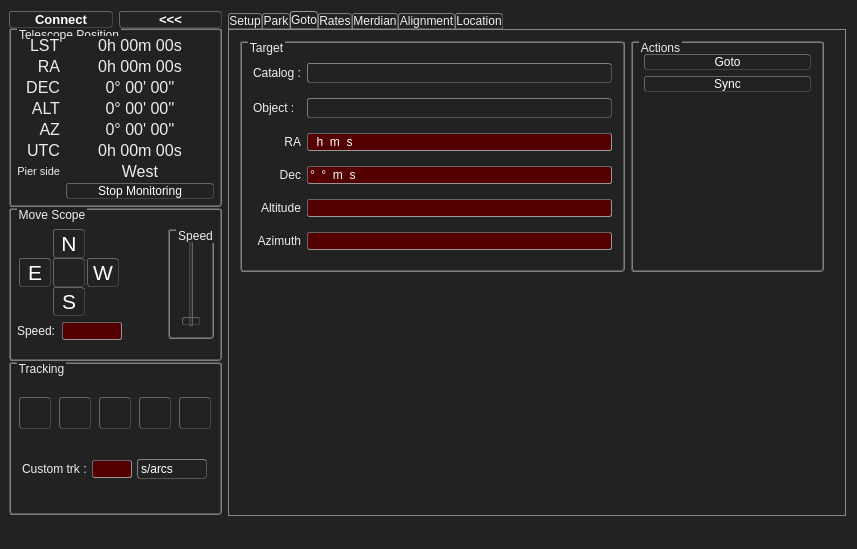
Above: ZeGotoControlCenter/zegotocontrolcenter.ui from ZeSly/ZeGotoControlCenter before the change. Below: the same form after it.
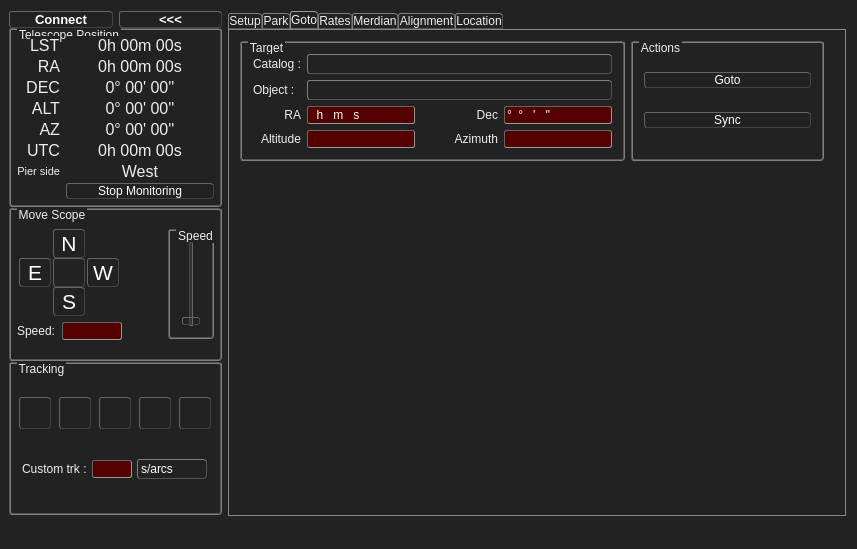
That is the form after the change. The open tabs and pages were chosen to show the change. Icons and pictures are not drawn. Custom widgets are drawn as their Qt base class.

Commit message: Altaz coordinates displayed in degree, minutes, secondes IHM : review goto control placement et tab order

Diff of the .ui file:
```diff
--- a/ZeGotoControlCenter/zegotocontrolcenter.ui
+++ b/ZeGotoControlCenter/zegotocontrolcenter.ui
@@ -2777,6 +2777,51 @@
              <string>Target</string>
             </property>
             <layout class="QGridLayout" name="gridLayout_4">
+             <item row="4" column="1">
+              <widget class="QLineEdit" name="lineEdit_GotoAltitude">
+               <property name="sizePolicy">
+                <sizepolicy hsizetype="Preferred" vsizetype="Fixed">
+                 <horstretch>0</horstretch>
+                 <verstretch>0</verstretch>
+                </sizepolicy>
+               </property>
+               <property name="inputMask">
+                <string notr="true"/>
+               </property>
+               <property name="text">
+                <string/>
+               </property>
+               <property name="readOnly">
+                <bool>true</bool>
+               </property>
+              </widget>
+             </item>
+             <item row="4" column="0">
+              <widget class="QLabel" name="label_GotoAltitude">
+               <property name="text">
+                <string>Altitude</string>
+               </property>
+               <property name="alignment">
+                <set>Qt::AlignRight|Qt::AlignTrailing|Qt::AlignVCenter</set>
+               </property>
+              </widget>
+             </item>
+             <item row="2" column="2">
+              <widget class="QLabel" name="label_GotoDec">
+               <property name="sizePolicy">
+                <sizepolicy hsizetype="Preferred" vsizetype="Preferred">
+                 <horstretch>0</horstretch>
+                 <verstretch>0</verstretch>
+                </sizepolicy>
+               </property>
+               <property name="text">
+                <string>Dec</string>
+               </property>
+               <property name="alignment">
+                <set>Qt::AlignRight|Qt::AlignTrailing|Qt::AlignVCenter</set>
+               </property>
+              </widget>
+             </item>
              <item row="0" column="0">
               <widget class="QLabel" name="label_Catalog">
                <property name="sizePolicy">
@@ -2790,13 +2835,13 @@
                </property>
               </widget>
              </item>
-             <item row="0" column="1">
-              <widget class="QComboBox" name="comboBox_Catalog">
-               <property name="sizePolicy">
-                <sizepolicy hsizetype="Minimum" vsizetype="Fixed">
-                 <horstretch>0</horstretch>
-                 <verstretch>0</verstretch>
-                </sizepolicy>
+             <item row="2" column="0">
+              <widget class="QLabel" name="label_GotoRA">
+               <property name="text">
+                <string>RA</string>
+               </property>
+               <property name="alignment">
+                <set>Qt::AlignRight|Qt::AlignTrailing|Qt::AlignVCenter</set>
                </property>
               </widget>
              </item>
@@ -2813,29 +2858,6 @@
                </property>
               </widget>
              </item>
-             <item row="2" column="0">
-              <widget class="QLabel" name="label_GotoRA">
-               <property name="text">
-                <string>RA</string>
-               </property>
-               <property name="alignment">
-                <set>Qt::AlignRight|Qt::AlignTrailing|Qt::AlignVCenter</set>
-               </property>
-              </widget>
-             </item>
-             <item row="1" column="1">
-              <widget class="QComboBox" name="comboBox_Object">
-               <property name="sizePolicy">
-                <sizepolicy hsizetype="Minimum" vsizetype="Fixed">
-                 <horstretch>0</horstretch>
-                 <verstretch>0</verstretch>
-                </sizepolicy>
-               </property>
-               <property name="editable">
-                <bool>false</bool>
-               </property>
-              </widget>
-             </item>
              <item row="2" column="1">
               <widget class="QLineEdit" name="lineEdit_GotoRA">
                <property name="sizePolicy">
@@ -2845,21 +2867,11 @@
                 </sizepolicy>
                </property>
                <property name="inputMask">
-                <string notr="true">00\h00\m00\s</string>
+                <string notr="true">00\h 00\m 00\s</string>
                </property>
               </widget>
              </item>
-             <item row="3" column="0">
-              <widget class="QLabel" name="label_GotoDec">
-               <property name="text">
-                <string>Dec</string>
-               </property>
-               <property name="alignment">
-                <set>Qt::AlignRight|Qt::AlignTrailing|Qt::AlignVCenter</set>
-               </property>
-              </widget>
-             </item>
-             <item row="3" column="1">
+             <item row="2" column="3">
               <widget class="QLineEdit" name="lineEdit_GotoDec">
                <property name="sizePolicy">
                 <sizepolicy hsizetype="Preferred" vsizetype="Fixed">
@@ -2868,44 +2880,44 @@
                 </sizepolicy>
                </property>
                <property name="inputMask">
-                <string notr="true">x00°00\m00\s</string>
+                <string notr="true">x00° 00' 00''</string>
                </property>
                <property name="text">
-                <string>°°ms</string>
+                <string>°° ' ''</string>
                </property>
               </widget>
              </item>
-             <item row="4" column="0">
-              <widget class="QLabel" name="label_GotoAltitude">
-               <property name="text">
-                <string>Altitude</string>
+             <item row="0" column="1" colspan="3">
+              <widget class="QComboBox" name="comboBox_Catalog">
+               <property name="sizePolicy">
+                <sizepolicy hsizetype="Minimum" vsizetype="Fixed">
+                 <horstretch>0</horstretch>
+                 <verstretch>0</verstretch>
+                </sizepolicy>
                </property>
-               <property name="alignment">
-                <set>Qt::AlignRight|Qt::AlignTrailing|Qt::AlignVCenter</set>
-               </property>
               </widget>
              </item>
-             <item row="4" column="1">
-              <widget class="QLineEdit" name="lineEdit_GotoAltitude">
+             <item row="1" column="1" colspan="3">
+              <widget class="QComboBox" name="comboBox_Object">
                <property name="sizePolicy">
-                <sizepolicy hsizetype="Preferred" vsizetype="Fixed">
+                <sizepolicy hsizetype="Minimum" vsizetype="Fixed">
                  <horstretch>0</horstretch>
                  <verstretch>0</verstretch>
                 </sizepolicy>
                </property>
-               <property name="inputMask">
-                <string notr="true"/>
+               <property name="editable">
+                <bool>false</bool>
                </property>
-               <property name="text">
-                <string/>
-               </property>
-               <property name="readOnly">
-                <bool>true</bool>
-               </property>
               </widget>
              </item>
-             <item row="5" column="0">
+             <item row="4" column="2">
               <widget class="QLabel" name="label_GotoAzimuth">
+               <property name="sizePolicy">
+                <sizepolicy hsizetype="Preferred" vsizetype="Preferred">
+                 <horstretch>0</horstretch>
+                 <verstretch>0</verstretch>
+                </sizepolicy>
+               </property>
                <property name="text">
                 <string>Azimuth</string>
                </property>
@@ -2914,7 +2926,7 @@
                </property>
               </widget>
              </item>
-             <item row="5" column="1">
+             <item row="4" column="3">
               <widget class="QLineEdit" name="lineEdit_GotoAzimuth">
                <property name="sizePolicy">
                 <sizepolicy hsizetype="Preferred" vsizetype="Fixed">
@@ -2968,19 +2980,6 @@
                </property>
               </widget>
              </item>
-             <item>
-              <spacer name="verticalSpacer_7">
-               <property name="orientation">
-                <enum>Qt::Vertical</enum>
-               </property>
-               <property name="sizeHint" stdset="0">
-                <size>
-                 <width>20</width>
-                 <height>40</height>
-                </size>
-               </property>
-              </spacer>
-             </item>
             </layout>
            </widget>
           </item>
```
Left out of the diff: 56 changed lines with no effect on the pictures. The commit also changes 1 other file.
